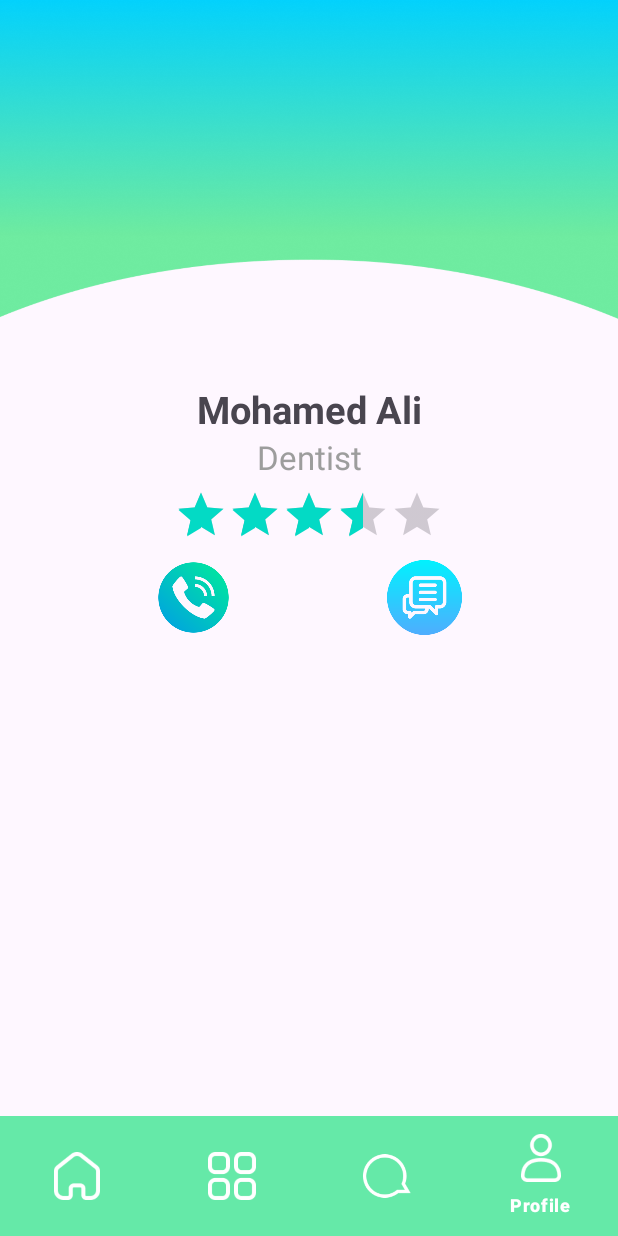
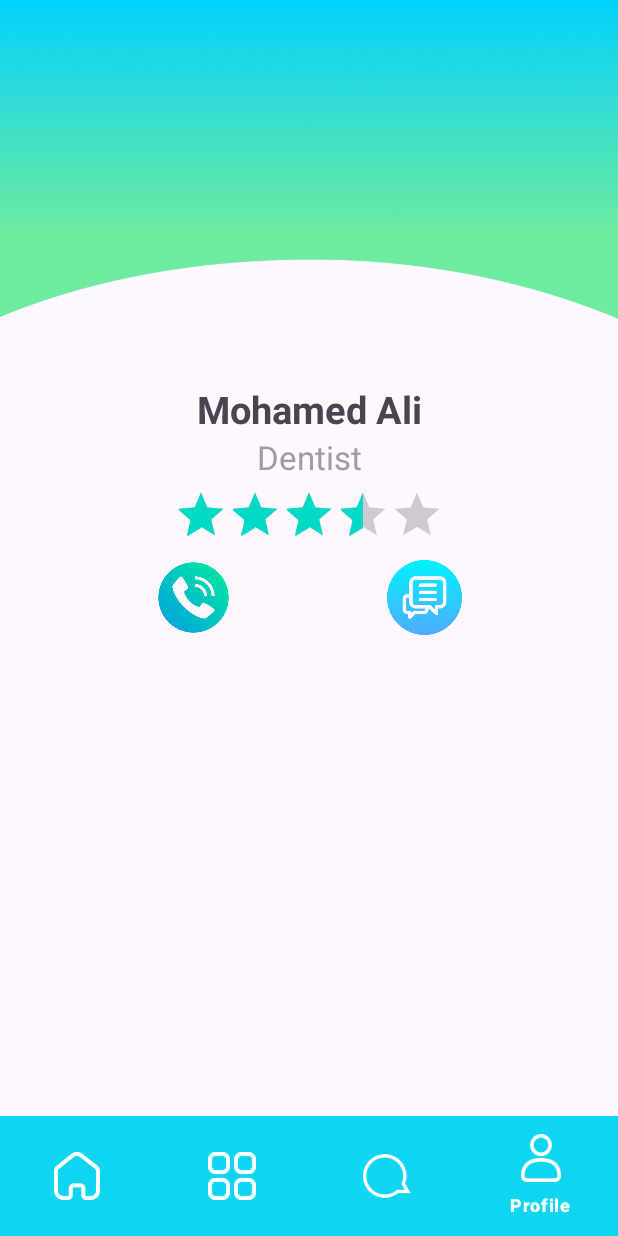
Before and after one commit to MohamedAbbas289/Care-Circle, an Android app: the DocMainActivity screen opened directly, with no data from a screen before it, item 4 of the bottom bar chosen, on a phone screen of 412 x 824 dp. Run offline under Robolectric (Android 15) with nearby library versions, the phone set to English and light mode, and no system bars; our stand-ins replace CircleImageView.

Commit message:
% DocMainActivity

```diff
--- a/app/src/main/java/com/example/carecircle/ui/doctors/main/DocMainActivity.kt
+++ b/app/src/main/java/com/example/carecircle/ui/doctors/main/DocMainActivity.kt
@@ -2,6 +2,7 @@ package com.example.carecircle.ui.doctors.main
 
 import android.os.Bundle
 import androidx.appcompat.app.AppCompatActivity
+import androidx.core.content.ContextCompat
 import androidx.fragment.app.Fragment
 import com.example.carecircle.R
 import com.example.carecircle.databinding.ActivityDocMainBinding
@@ -22,18 +23,22 @@ class DocMainActivity : AppCompatActivity() {
                 when (item.itemId) {
                     R.id.nav_home -> {
                         showTabFragment(DocHomeFragment())
+                        changeBackgroundColor(R.color.home_tab_color)
                     }
 
                     R.id.nav_categories -> {
                         showTabFragment(PatientsListFragment())
+                        changeBackgroundColor(R.color.categories_tab_color)
                     }
 
                     R.id.nav_chat -> {
                         showTabFragment(DocChatFragment())
+                        changeBackgroundColor(R.color.chat_tab_color)
                     }
 
                     R.id.nav_profile -> {
                         showTabFragment(DocProfileFragment())
+                        changeBackgroundColor(R.color.profile_tab_color)
                     }
                 }
                 true
@@ -47,4 +52,9 @@ class DocMainActivity : AppCompatActivity() {
             .replace(R.id.fragment_container, fragment)
             .commit()
     }
+
+    private fun changeBackgroundColor(colorResId: Int) {
+        val color = ContextCompat.getColor(this, colorResId)
+        binding.bottomNav.setBackgroundColor(color)
+    }
 }
```
